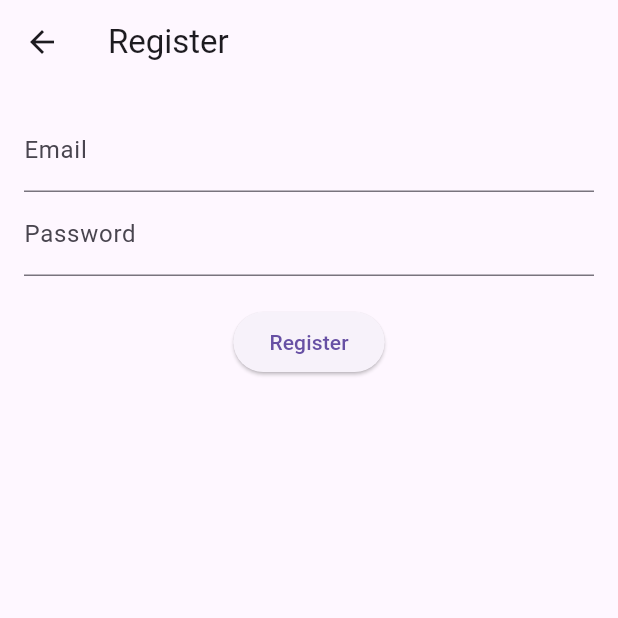
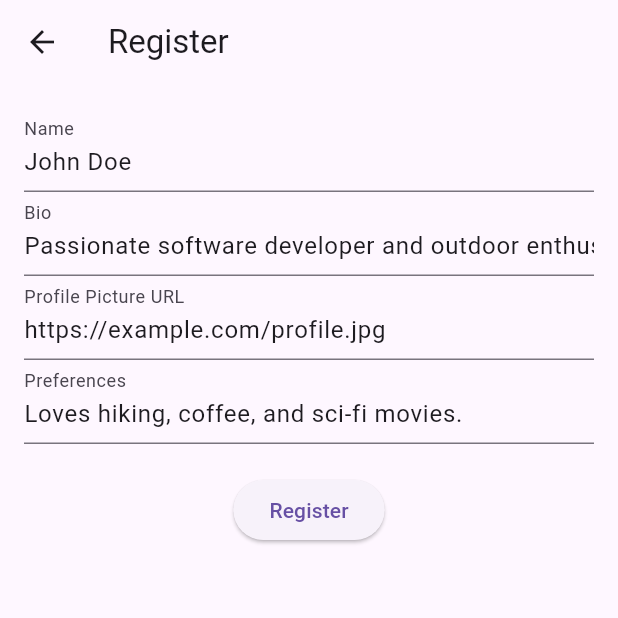
Before and after one commit to best-koder-ever/mobile_dejtingapp, a Flutter app: the RegisterScreen screen opened directly, on a phone screen of 412 x 824 dp, the top half of it. Run offline on Flutter 3.47's test engine with Material 3 defaults, Android fonts, the light colour scheme and no system bars; our stand-ins replace flutter_secure_storage; accounts and stored records are empty.

Commit message:
Initial commit of Flutter dating app project

```diff
--- a/lib/home_screen.dart
+++ b/lib/home_screen.dart
@@ -1,6 +1,8 @@
 import 'package:flutter/material.dart';
 
 class HomeScreen extends StatelessWidget {
+  const HomeScreen({super.key});
+
   @override
   Widget build(BuildContext context) {
     return Scaffold(
--- a/lib/register_screen.dart
+++ b/lib/register_screen.dart
@@ -1,7 +1,64 @@
 import 'package:flutter/material.dart';
+import 'package:http/http.dart' as http;
+import 'dart:convert';
 
-class RegisterScreen extends StatelessWidget {
+class RegisterScreen extends StatefulWidget {
   const RegisterScreen({super.key});
+
+  @override
+  State<RegisterScreen> createState() => _RegisterScreenState();
+}
+
+class _RegisterScreenState extends State<RegisterScreen> {
+  // Controllers with default values
+  final TextEditingController _nameController = TextEditingController(
+    text: "John Doe",
+  );
+  final TextEditingController _bioController = TextEditingController(
+    text: "Passionate software developer and outdoor enthusiast.",
+  );
+  final TextEditingController _profilePictureUrlController =
+      TextEditingController(text: "https://example.com/profile.jpg");
+  final TextEditingController _preferencesController = TextEditingController(
+    text: "Loves hiking, coffee, and sci-fi movies.",
+  );
+
+  Future<void> _registerUser() async {
+    final url = Uri.parse(
+      'http://user-service:8082/api/UserProfiles',
+    ); // Replace with your API URL
+    final body = jsonEncode({
+      'name': _nameController.text,
+      'bio': _bioController.text,
+      'profilePictureUrl': _profilePictureUrlController.text,
+      'preferences': _preferencesController.text,
+    });
+
+    try {
+      final response = await http.post(
+        url,
+        headers: {'Content-Type': 'application/json'},
+        body: body,
+      );
+
+      if (response.statusCode == 201) {
+        // Registration successful
+        ScaffoldMessenger.of(context).showSnackBar(
+          const SnackBar(content: Text('Registration successful!')),
+        );
+      } else {
+        // Handle errors
+        ScaffoldMessenger.of(
+          context,
+        ).showSnackBar(SnackBar(content: Text('Error: ${response.body}')));
+      }
+    } catch (e) {
+      // Handle network errors
+      ScaffoldMessenger.of(
+        context,
+      ).showSnackBar(SnackBar(content: Text('Error: $e')));
+    }
+  }
 
   @override
   Widget build(BuildContext context) {
@@ -9,23 +66,36 @@ class RegisterScreen extends StatelessWidget {
       appBar: AppBar(title: const Text('Register')),
       body: Padding(
         padding: const EdgeInsets.all(16.0),
+        child: SingleChildScrollView(
           child: Column(
             children: [
-            TextField(decoration: const InputDecoration(labelText: 'Email')),
               TextField(
-              decoration: const InputDecoration(labelText: 'Password'),
-              obscureText: true,
+                controller: _nameController,
+                decoration: const InputDecoration(labelText: 'Name'),
+              ),
+              TextField(
+                controller: _bioController,
+                decoration: const InputDecoration(labelText: 'Bio'),
+              ),
+              TextField(
+                controller: _profilePictureUrlController,
+                decoration: const InputDecoration(
+                  labelText: 'Profile Picture URL',
+                ),
+              ),
+              TextField(
+                controller: _preferencesController,
+                decoration: const InputDecoration(labelText: 'Preferences'),
               ),
               const SizedBox(height: 20),
               ElevatedButton(
-              onPressed: () {
-                // Handle registration logic here
-              },
+                onPressed: _registerUser,
                 child: const Text('Register'),
               ),
             ],
           ),
         ),
+      ),
     );
   }
 }
```
Also changed, not shown: lib/login_screen.dart (+12 -3 lines), pubspec.yaml (+3 -7 lines), pubspec.lock, 4 other files. Lines whose indentation alone changed are shown as unchanged.
